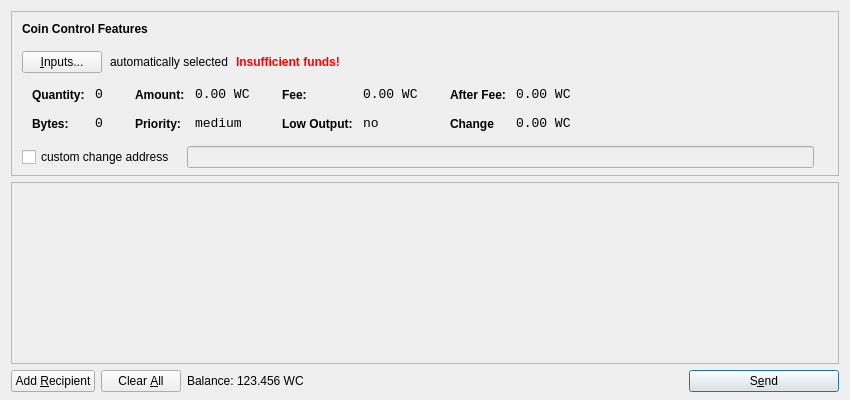
Before: the Qt Designer form src/qt/forms/sendcoinsdialog.ui in Wincoinofficial/wincoin, drawn with Qt 5.
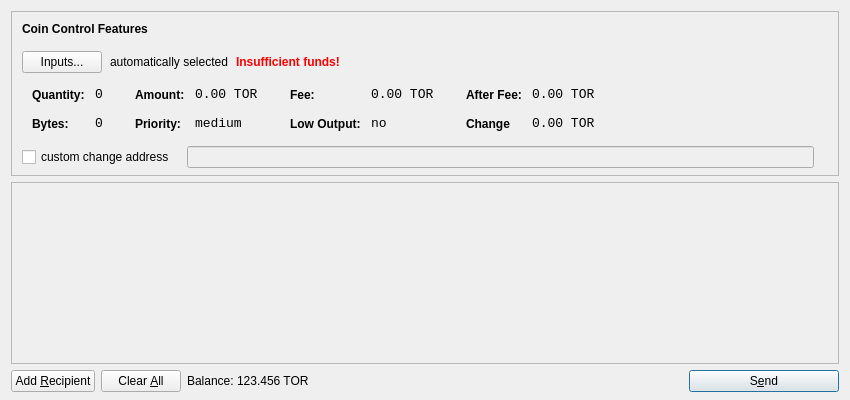
After: the same form once the commit is applied. Icons and pictures are not drawn.

The edit to the form file:
```diff
--- a/src/qt/forms/sendcoinsdialog.ui
+++ b/src/qt/forms/sendcoinsdialog.ui
@@ -39,7 +39,7 @@
      </property>
      <layout class="QVBoxLayout" name="verticalLayoutCoinControl2">
       <property name="spacing">
-       <number>6</number>
+       <number>-1</number>
       </property>
       <property name="leftMargin">
        <number>0</number>
@@ -107,7 +107,7 @@
              <string notr="true"/>
             </property>
             <property name="text">
-             <string>&amp;Inputs...</string>
+             <string>Inputs...</string>
             </property>
            </widget>
           </item>
@@ -330,7 +330,7 @@
                   <enum>Qt::ActionsContextMenu</enum>
                  </property>
                  <property name="text">
-                  <string>0.00 WC</string>
+                  <string>0.00 TOR</string>
                  </property>
                  <property name="textInteractionFlags">
                   <set>Qt::LinksAccessibleByMouse|Qt::TextSelectableByKeyboard|Qt::TextSelectableByMouse</set>
@@ -416,7 +416,7 @@
                   <enum>Qt::ActionsContextMenu</enum>
                  </property>
                  <property name="text">
-                  <string>0.00 WC</string>
+                  <string>0.00 TOR</string>
                  </property>
                  <property name="textInteractionFlags">
                   <set>Qt::LinksAccessibleByMouse|Qt::TextSelectableByKeyboard|Qt::TextSelectableByMouse</set>
@@ -502,7 +502,7 @@
                   <enum>Qt::ActionsContextMenu</enum>
                  </property>
                  <property name="text">
-                  <string>0.00 WC</string>
+                  <string>0.00 TOR</string>
                  </property>
                  <property name="textInteractionFlags">
                   <set>Qt::LinksAccessibleByMouse|Qt::TextSelectableByKeyboard|Qt::TextSelectableByMouse</set>
@@ -534,7 +534,7 @@
                   <enum>Qt::ActionsContextMenu</enum>
                  </property>
                  <property name="text">
-                  <string>0.00 WC</string>
+                  <string>0.00 TOR</string>
                  </property>
                  <property name="textInteractionFlags">
                   <set>Qt::LinksAccessibleByMouse|Qt::TextSelectableByKeyboard|Qt::TextSelectableByMouse</set>
@@ -727,6 +727,12 @@
        </property>
        <item>
         <widget class="QLabel" name="label">
+         <property name="sizePolicy">
+          <sizepolicy hsizetype="Preferred" vsizetype="Fixed">
+           <horstretch>0</horstretch>
+           <verstretch>0</verstretch>
+          </sizepolicy>
+         </property>
          <property name="text">
           <string>Balance:</string>
          </property>
@@ -734,11 +740,17 @@
        </item>
        <item>
         <widget class="QLabel" name="labelBalance">
+         <property name="sizePolicy">
+          <sizepolicy hsizetype="Preferred" vsizetype="Fixed">
+           <horstretch>0</horstretch>
+           <verstretch>0</verstretch>
+          </sizepolicy>
+         </property>
          <property name="cursor">
           <cursorShape>IBeamCursor</cursorShape>
          </property>
          <property name="text">
-          <string>123.456 WC</string>
+          <string>123.456 TOR</string>
          </property>
          <property name="textInteractionFlags">
           <set>Qt::LinksAccessibleByMouse|Qt::TextSelectableByKeyboard|Qt::TextSelectableByMouse</set>
```
Left out of the diff: 24 changed lines with no effect on the pictures.
